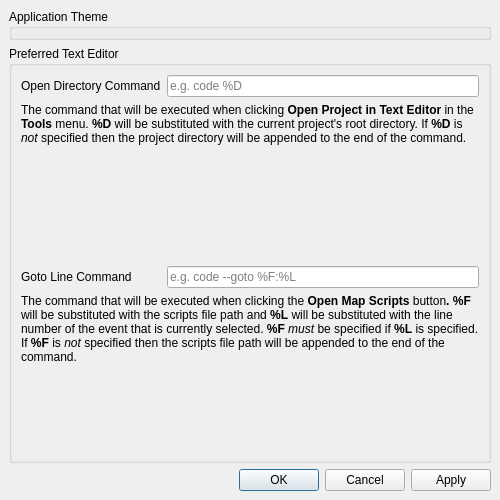
Old version of the form forms/preferenceeditor.ui in the repository huderlem/porymap.
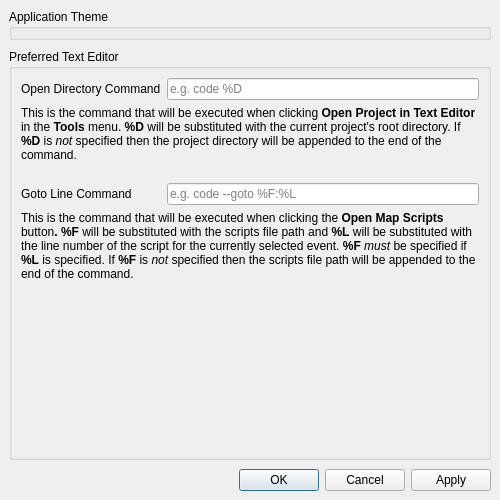
New version of the form.

Commit message: Populate scripts comboboxes with scripts found in map.json

```diff
--- a/forms/preferenceeditor.ui
+++ b/forms/preferenceeditor.ui
@@ -15,6 +15,9 @@
   </property>
   <widget class="QWidget" name="centralwidget">
    <layout class="QVBoxLayout" name="verticalLayout">
+    <property name="spacing">
+     <number>9</number>
+    </property>
     <item>
      <widget class="QGroupBox" name="groupBox_Themes">
       <property name="sizePolicy">
@@ -63,17 +66,17 @@
             <x>0</x>
             <y>0</y>
             <width>482</width>
-            <height>398</height>
+            <height>392</height>
            </rect>
           </property>
           <layout class="QGridLayout" name="gridLayout_2">
            <property name="sizeConstraint">
             <enum>QLayout::SetMinimumSize</enum>
            </property>
-           <item row="5" column="0" colspan="2">
+           <item row="6" column="0" colspan="2">
             <widget class="QLabel" name="label_TextEditorGotoLineHelp">
              <property name="text">
-              <string>&lt;html&gt;&lt;head/&gt;&lt;body&gt;&lt;p&gt;The command that will be executed when clicking the &lt;span style=&quot; font-weight:600;&quot;&gt;Open Map Scripts&lt;/span&gt; button&lt;span style=&quot; font-weight:600;&quot;&gt;. %F&lt;/span&gt; will be substituted with the scripts file path and &lt;span style=&quot; font-weight:600;&quot;&gt;%L&lt;/span&gt; will be substituted with the line number of the event that is currently selected. &lt;span style=&quot; font-weight:600;&quot;&gt;%F &lt;/span&gt;&lt;span style=&quot; font-style:italic;&quot;&gt;must&lt;/span&gt; be specified if &lt;span style=&quot; font-weight:600;&quot;&gt;%L&lt;/span&gt; is specified. If &lt;span style=&quot; font-weight:600;&quot;&gt;%F&lt;/span&gt; is &lt;span style=&quot; font-style:italic;&quot;&gt;not&lt;/span&gt; specified then the scripts file path will be appended to the end of the command.&lt;/p&gt;&lt;/body&gt;&lt;/html&gt;</string>
+              <string>&lt;html&gt;&lt;head/&gt;&lt;body&gt;&lt;p&gt;This is the command that will be executed when clicking the &lt;span style=&quot; font-weight:600;&quot;&gt;Open Map Scripts&lt;/span&gt; button&lt;span style=&quot; font-weight:600;&quot;&gt;. %F&lt;/span&gt; will be substituted with the scripts file path and &lt;span style=&quot; font-weight:600;&quot;&gt;%L&lt;/span&gt; will be substituted with the line number of the script for the currently selected event. &lt;span style=&quot; font-weight:600;&quot;&gt;%F &lt;/span&gt;&lt;span style=&quot; font-style:italic;&quot;&gt;must&lt;/span&gt; be specified if &lt;span style=&quot; font-weight:600;&quot;&gt;%L&lt;/span&gt; is specified. If &lt;span style=&quot; font-weight:600;&quot;&gt;%F&lt;/span&gt; is &lt;span style=&quot; font-style:italic;&quot;&gt;not&lt;/span&gt; specified then the scripts file path will be appended to the end of the command.&lt;/p&gt;&lt;/body&gt;&lt;/html&gt;</string>
              </property>
              <property name="alignment">
               <set>Qt::AlignLeading|Qt::AlignLeft|Qt::AlignTop</set>
@@ -83,13 +86,20 @@
              </property>
             </widget>
            </item>
-           <item row="4" column="1">
-            <widget class="QLineEdit" name="lineEdit_TextEditorGotoLine">
+           <item row="5" column="0">
+            <widget class="QLabel" name="label_TextEditorGotoLine">
+             <property name="text">
+              <string>Goto Line Command</string>
+             </property>
+            </widget>
+           </item>
+           <item row="0" column="1">
+            <widget class="QLineEdit" name="lineEdit_TextEditorOpenFolder">
              <property name="toolTip">
               <string>The shell command for your preferred text editor to open a file to a specific line number (possibly an absolute path if the program doesn't exist in your PATH).</string>
              </property>
              <property name="placeholderText">
-              <string>e.g. code --goto %F:%L</string>
+              <string>e.g. code %D</string>
              </property>
              <property name="clearButtonEnabled">
               <bool>true</bool>
@@ -99,7 +109,7 @@
            <item row="1" column="0" colspan="2">
             <widget class="QLabel" name="label_TextEditorOpenFolderHelp">
              <property name="text">
-              <string>&lt;html&gt;&lt;head/&gt;&lt;body&gt;&lt;p&gt;The command that will be executed when clicking &lt;span style=&quot; font-weight:600;&quot;&gt;Open Project in Text Editor&lt;/span&gt; in the &lt;span style=&quot; font-weight:600;&quot;&gt;Tools&lt;/span&gt; menu. &lt;span style=&quot; font-weight:600;&quot;&gt;%D&lt;/span&gt; will be substituted with the current project's root directory. If &lt;span style=&quot; font-weight:600;&quot;&gt;%D&lt;/span&gt; is &lt;span style=&quot; font-style:italic;&quot;&gt;not&lt;/span&gt; specified then the project directory will be appended to the end of the command.&lt;/p&gt;&lt;/body&gt;&lt;/html&gt;</string>
+              <string>&lt;html&gt;&lt;head/&gt;&lt;body&gt;&lt;p&gt;This is the command that will be executed when clicking &lt;span style=&quot; font-weight:600;&quot;&gt;Open Project in Text Editor&lt;/span&gt; in the &lt;span style=&quot; font-weight:600;&quot;&gt;Tools&lt;/span&gt; menu. &lt;span style=&quot; font-weight:600;&quot;&gt;%D&lt;/span&gt; will be substituted with the current project's root directory. If &lt;span style=&quot; font-weight:600;&quot;&gt;%D&lt;/span&gt; is &lt;span style=&quot; font-style:italic;&quot;&gt;not&lt;/span&gt; specified then the project directory will be appended to the end of the command.&lt;/p&gt;&lt;/body&gt;&lt;/html&gt;</string>
              </property>
              <property name="alignment">
               <set>Qt::AlignLeading|Qt::AlignLeft|Qt::AlignTop</set>
@@ -116,22 +126,44 @@
              </property>
             </widget>
            </item>
-           <item row="0" column="1">
-            <widget class="QLineEdit" name="lineEdit_TextEditorOpenFolder">
+           <item row="5" column="1">
+            <widget class="QLineEdit" name="lineEdit_TextEditorGotoLine">
              <property name="toolTip">
               <string>The shell command for your preferred text editor (possibly an absolute path if the program doesn't exist in your PATH).</string>
              </property>
              <property name="placeholderText">
-              <string>e.g. code %D</string>
+              <string>e.g. code --goto %F:%L</string>
              </property>
             </widget>
            </item>
-           <item row="4" column="0">
-            <widget class="QLabel" name="label_TextEditorGotoLine">
-             <property name="text">
-              <string>Goto Line Command</string>
+           <item row="2" column="0" colspan="2">
+            <spacer name="verticalSpacer_2">
+             <property name="orientation">
+              <enum>Qt::Vertical</enum>
              </property>
-            </widget>
+             <property name="sizeType">
+              <enum>QSizePolicy::Fixed</enum>
+             </property>
+             <property name="sizeHint" stdset="0">
+              <size>
+               <width>20</width>
+               <height>15</height>
+              </size>
+             </property>
+            </spacer>
+           </item>
+           <item row="7" column="0" colspan="2">
+            <spacer name="verticalSpacer">
+             <property name="orientation">
+              <enum>Qt::Vertical</enum>
+             </property>
+             <property name="sizeHint" stdset="0">
+              <size>
+               <width>20</width>
+               <height>40</height>
+              </size>
+             </property>
+            </spacer>
            </item>
           </layout>
          </widget>
```
Left out of the diff: 7 changed lines with no effect on the pictures. The commit also changes 4 other files.
